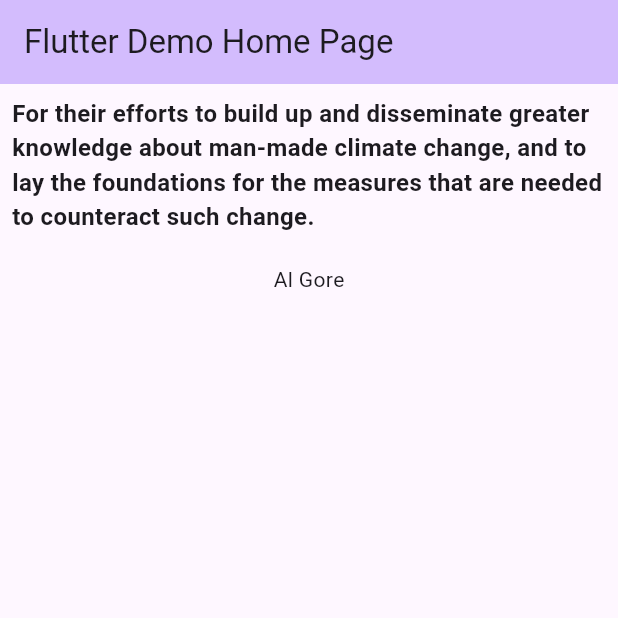
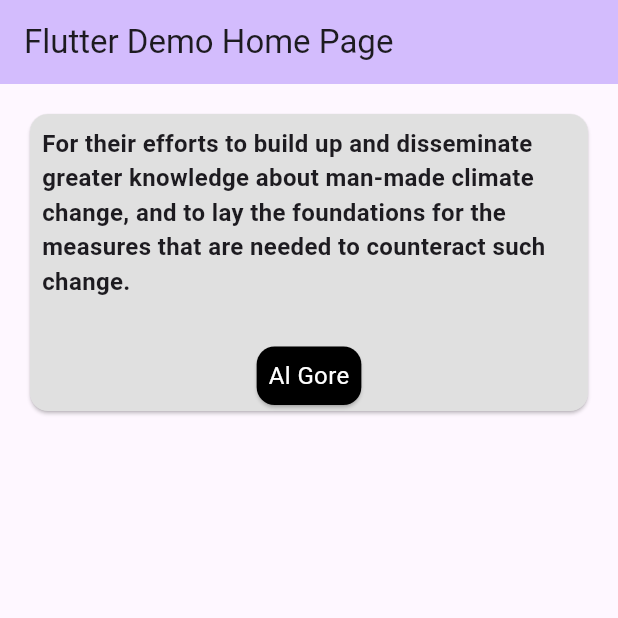
Before and after one commit to IweZix/BIN2-Q2-Mobile, a Flutter app: the screen it shows after launch, on a phone screen of 412 x 824 dp, the top half of it. Run offline on Flutter 3.47's test engine with Material 3 defaults, Android fonts, the phone set to English and light mode, and no system bars.

Commit message:
F01.3 stateless widget peaufiné

```diff
--- a/ex1/lib/laureate.dart
+++ b/ex1/lib/laureate.dart
@@ -13,24 +13,42 @@ class Laureate extends StatelessWidget {
   @override
   Widget build(BuildContext context) {
     return Padding(
-        padding: const EdgeInsets.all(8.0),
+        padding: const EdgeInsets.all(16.0),
         child: SizedBox(
             width: 500,
+            child: Card(
+              color:Colors.grey[300],
               child: Column(
                 children: [
-                Text(
+                  Padding(
+                    padding: const EdgeInsets.all(8.0),
+                    child: Text(
                       motivation,
                       style: const TextStyle(
                         fontWeight: FontWeight.bold,
                         fontSize: 16,
                       ),
                     ),
+                  ),
                   const SizedBox(height: 20),
-                Text(
+                  Card(
+                    color: Colors.black,
+                    child: Padding(
+                      padding: const EdgeInsets.all(8.0),
+                      child: Text(
                         "$firstname $lastname",
+                        style: const TextStyle(
+                          color: Colors.white,
+                          fontSize: 16,
+                        ),
                         textAlign: TextAlign.justify,
+                      ),
+                    ),
                   )
                 ],
-            )));
+              ),
+            )
+        )
+    );
   }
 }
```
Lines whose indentation alone changed are shown as unchanged.
